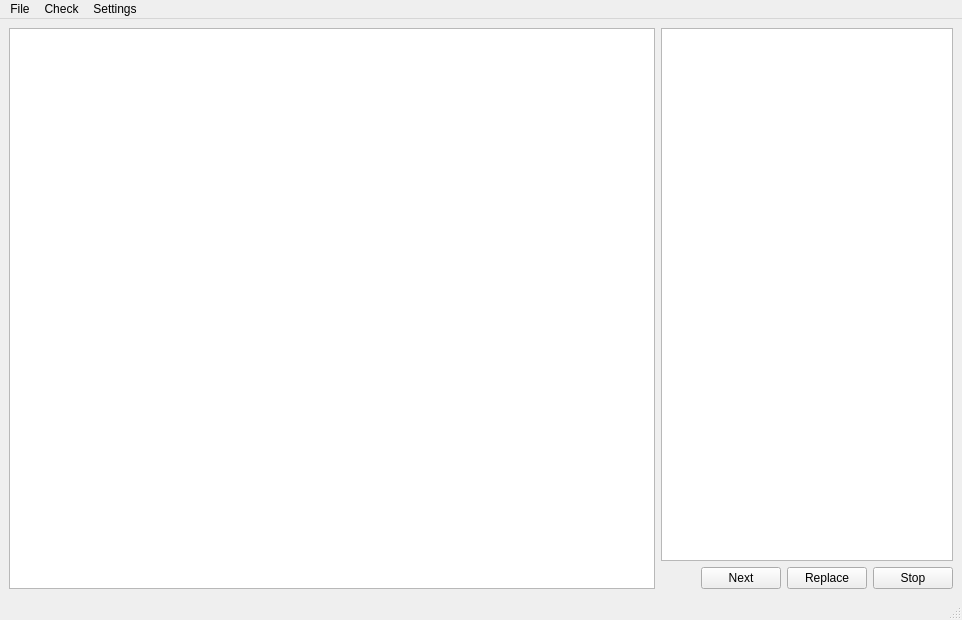
Before: the Qt Designer form src/mainwindow.ui in VoinovNV/Spell, drawn with Qt 5.
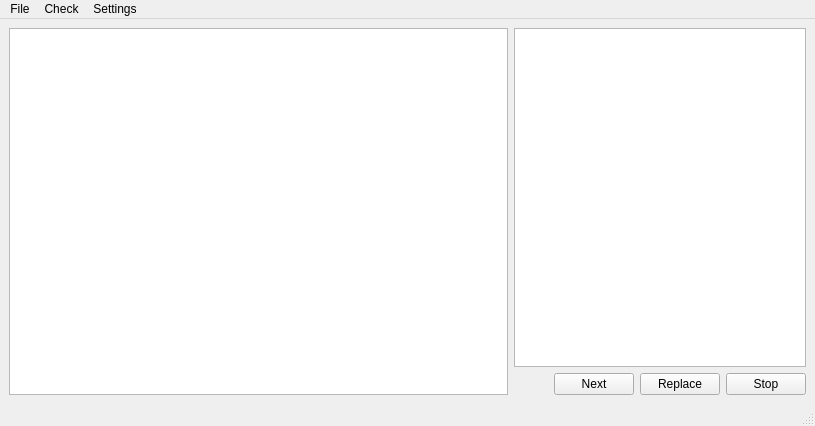
After: the same form once the commit is applied.

What changed in the file:
```diff
--- a/src/mainwindow.ui
+++ b/src/mainwindow.ui
@@ -6,8 +6,8 @@
    <rect>
     <x>0</x>
     <y>0</y>
-    <width>962</width>
-    <height>620</height>
+    <width>815</width>
+    <height>426</height>
    </rect>
   </property>
   <property name="windowTitle">
@@ -116,7 +116,7 @@
     <rect>
      <x>0</x>
      <y>0</y>
-     <width>962</width>
+     <width>815</width>
      <height>22</height>
     </rect>
    </property>
```
Left out of the diff: 7 changed lines with no effect on the pictures.
